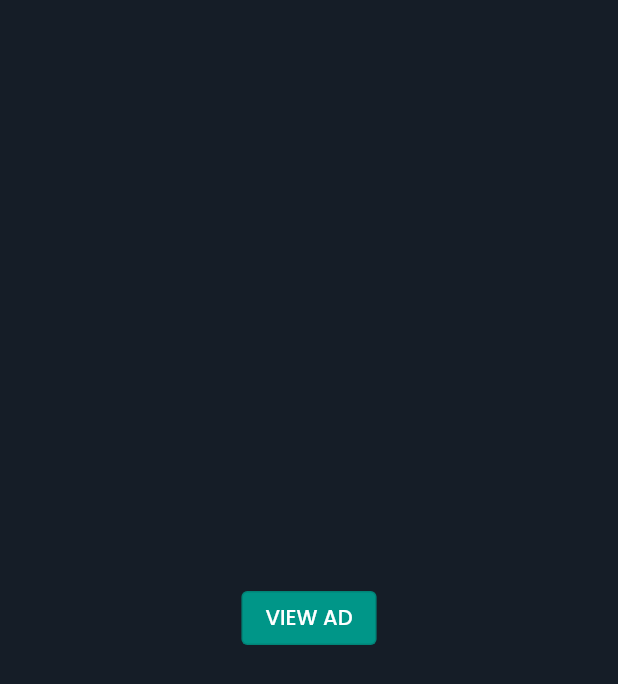
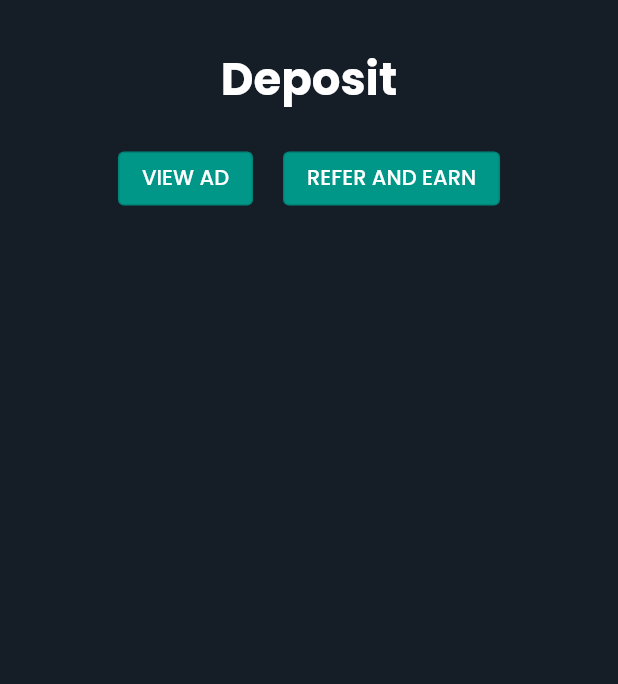
Before and after one commit to Sahil-kachhap/MockTradeX, a Flutter app: the screen it shows once a user with an empty profile is signed in, item 4 of the bottom bar chosen, after a tap on "Deposit", on a phone screen of 412 x 824 dp. Shown: the top 684 px of the screen. Run offline on Flutter 3.47's test engine with Material 2 defaults, Android fonts, the light colour scheme and no system bars; our stand-ins replace bloc, cached_network_image, cloud_firestore, equatable, firebase_auth, firebase_core and 8 more; missing offline and left inert: full_screen_menu; accounts and stored records are empty; network calls fail.

Commit message:
added files

```diff
--- a/lib/Data/Repositories/crypto_repository.dart
+++ b/lib/Data/Repositories/crypto_repository.dart
@@ -2,7 +2,9 @@ import 'dart:convert';
 import 'package:http/http.dart';
 import 'package:mock_tradex/Data/Data_Provider/coingecko_api.dart';
 import 'package:mock_tradex/Data/Models/crypto.dart';
+Map<String?,Crypto>? m={
 
+};
 class CryptoRepository {
 
 
@@ -15,7 +17,14 @@ class CryptoRepository {
       for (int i = 0; i < 100; i++) {
         Crypto coin = Crypto.fromJson(data[i]);
         coins.add(coin);
+        print(coin.name);
+        m?.addEntries([
+          MapEntry(coin.name, coin),
+        ]);
+
       }
+    print(m
+    );
       return coins;
 
   }
--- a/lib/Presentation/Screens/deposit_screen.dart
+++ b/lib/Presentation/Screens/deposit_screen.dart
@@ -1,4 +1,7 @@
+
+
 import 'package:flutter/material.dart';
+import 'package:mock_tradex/Data/Repositories/firebase_dynamic_link.dart';
 import 'package:mock_tradex/constants.dart';
 import 'package:google_mobile_ads/google_mobile_ads.dart';
 
@@ -86,8 +89,23 @@ class _Deposit_ScreenState extends State<Deposit_Screen> {
     return SafeArea(
       child: Scaffold(
         backgroundColor: kAppBackgroundColour,
-        body: Center(
-          child: OutlinedButton(
+        body: Column(
+          children: [
+
+            Container(
+              margin: EdgeInsets.only(top: 30,bottom: 20),
+              child: Text('Deposit',style: kTickerTextStyle.copyWith(
+                fontSize: 30
+              ),),
+            ),
+
+
+            Center(
+
+              child: Row(
+                mainAxisAlignment: MainAxisAlignment.center,
+                children: [
+                  OutlinedButton(
                     style: OutlinedButton.styleFrom(
                       primary: Colors.white,
                       backgroundColor: Colors.teal,
@@ -98,6 +116,24 @@ class _Deposit_ScreenState extends State<Deposit_Screen> {
                     },
                     child: Text("VIEW AD"),
                   ),
+                  SizedBox(
+                    width: 20,
+                  ),
+                  OutlinedButton(
+                    style: OutlinedButton.styleFrom(
+                      primary: Colors.white,
+                      backgroundColor: Colors.teal,
+                    ),
+                    onPressed: () async {
+                    String str=await FirebaseDynamicLinkService.createDynamicLink();
+                    print(str);
+                    },
+                    child: Text("REFER AND EARN"),
+                  ),
+                ],
+              ),
+            ),
+          ],
         ),
       ),
     );
--- a/lib/Presentation/Screens/front_page.dart
+++ b/lib/Presentation/Screens/front_page.dart
@@ -31,7 +31,7 @@ class _FrontpageState extends State<Frontpage> {
   @override
   void initState() {
     _pageController = PageController(initialPage: _selectedIndex,);
-    fun.method();
+   // fun.method();
     super.initState();
   }
   //
--- a/lib/Presentation/Screens/graph_page.dart
+++ b/lib/Presentation/Screens/graph_page.dart
@@ -166,7 +166,8 @@ class _GraphPageState extends State<GraphPage>
                     FirebaseFirestore.instance
                         .collection('Users')
                         .doc('j4uzSIS8rXKT1AxvJC8S')
-                        .update({'favorites': _cryptoFav.toJson()});
+                        .update({'favorite': FieldValue.arrayUnion([widget.cryptoName],),
+                    });
 
                     _firestore.collection('favourite').add({
                       'cryptoName': widget.cryptoName,
--- a/lib/Presentation/Screens/quick_buy.dart
+++ b/lib/Presentation/Screens/quick_buy.dart
@@ -33,6 +33,8 @@ class _QuickbuyState extends State<Quickbuy> {
       // if failed,use refreshFailed()
       _refreshController.refreshCompleted();
     }
+
+
 
     return DefaultTabController(
       length: 1,
--- a/lib/functions.dart
+++ b/lib/functions.dart
@@ -4,43 +4,32 @@ import 'package:mock_tradex/Presentation/Screens/quick_buy.dart';
 import 'package:mock_tradex/Presentation/Widgets/crypto_tile.dart';
 import 'package:mock_tradex/main.dart';
 
+import 'Data/Repositories/crypto_repository.dart';
 
-List<Crypto> cry=[];
+
+List<Crypto> cry=<Crypto>[];
+List<String> pointList = <String>[];
+
+void getdata() async{
+  await FirebaseFirestore.instance.collection("Users").doc('j4uzSIS8rXKT1AxvJC8S').get().then((value){
+
+    // first add the data to the Offset object
+    for (var element in List.from(value.get('favorite'))) {
+      // String data = new Offset(element);
+
+      //then add the data to the List<Offset>, now we have a type Offset
+      pointList.add(element);
+    }
+
+  });
+  String? cryp=m?[pointList[0]]?.name;
+
+  print(cryp);
+}
+
 class fun{
-
-  static void method() async{
-
-    var collection = FirebaseFirestore.instance.collection('favourite');
-    var querySnapshot = await collection.get();
-    for (var queryDocumentSnapshot in querySnapshot.docs) {
-      Map<String, dynamic> data = queryDocumentSnapshot.data();
-      // Crypto c=Crypto.fromJson1(data);
-      n?.add(data['cryptoName']);
-      sy?.add(data['cryptoSymbol']);
-      pr?.add(data['priceChange']);
-      price?.add(data['price']);
-      image?.add(data['image']);
 
 
 
-      // String str=data['cryptoName'];
-
-      //  n?.add(str);
-      // sy?.add( data['cryptoSymbol']);
-      // pr?.add(data['priceChange'] );
-      // price?.add(data['price']);
-      // image?.add(data['image']);
-      // index?.add(data['index']);
-
-
-    }
-
-
-    // print('sahil');
-
-
-//  print(l);
-
-  }
 
 }
--- a/lib/main.dart
+++ b/lib/main.dart
@@ -42,6 +42,7 @@ class _MyAppState extends State<MyApp> {
   void initState() {
     // TODO: implement initState
     super.initState();
+    getdata();
    //fun.method();
     //const Quickbuy();
   }
--- a/pubspec.yaml
+++ b/pubspec.yaml
@@ -48,6 +48,11 @@ dependencies:
   flutter_bloc: ^8.0.1
   equatable: ^2.0.3
   pull_to_refresh: ^2.0.0
+  firebase_dynamic_links: ^4.1.1
+
+
+
+
 
 
 
```
Also changed, not shown: lib/Data/Repositories/firebase_dynamic_link.dart (added, +36 -0 lines), pubspec.lock. Lines whose indentation alone changed are shown as unchanged.
